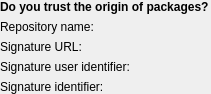
Qt form libapper/RepoSig.ui (KDE/apper) before a commit.
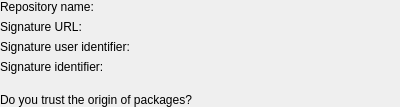
The same form after that commit.

Patch:
```diff
--- a/libapper/RepoSig.ui
+++ b/libapper/RepoSig.ui
@@ -6,8 +6,8 @@
    <rect>
     <x>0</x>
     <y>0</y>
-    <width>211</width>
-    <height>93</height>
+    <width>400</width>
+    <height>107</height>
    </rect>
   </property>
   <property name="windowTitle">
@@ -17,21 +17,21 @@
    <property name="margin">
     <number>0</number>
    </property>
-   <item row="0" column="0">
+   <item row="2" column="0">
     <widget class="QLabel" name="label">
-     <property name="font">
-      <font>
-       <weight>75</weight>
-       <bold>true</bold>
-      </font>
-     </property>
      <property name="text">
       <string>Do you trust the origin of packages?</string>
      </property>
+     <property name="margin">
+      <number>5</number>
+     </property>
     </widget>
    </item>
-   <item row="1" column="0">
+   <item row="0" column="0">
     <layout class="QFormLayout" name="formLayout">
+     <property name="fieldGrowthPolicy">
+      <enum>QFormLayout::AllNonFixedFieldsGrow</enum>
+     </property>
      <property name="rowWrapPolicy">
       <enum>QFormLayout::WrapLongRows</enum>
      </property>
@@ -56,6 +56,9 @@
          <verstretch>0</verstretch>
         </sizepolicy>
        </property>
+       <property name="wordWrap">
+        <bool>true</bool>
+       </property>
       </widget>
      </item>
      <item row="1" column="0">
@@ -79,6 +82,9 @@
          <verstretch>0</verstretch>
         </sizepolicy>
        </property>
+       <property name="wordWrap">
+        <bool>true</bool>
+       </property>
       </widget>
      </item>
      <item row="2" column="0">
@@ -102,6 +108,9 @@
          <verstretch>0</verstretch>
         </sizepolicy>
        </property>
+       <property name="wordWrap">
+        <bool>true</bool>
+       </property>
       </widget>
      </item>
      <item row="3" column="0">
@@ -125,10 +134,26 @@
          <verstretch>0</verstretch>
         </sizepolicy>
        </property>
+       <property name="wordWrap">
+        <bool>true</bool>
+       </property>
       </widget>
      </item>
     </layout>
    </item>
+   <item row="1" column="0">
+    <spacer name="verticalSpacer">
+     <property name="orientation">
+      <enum>Qt::Vertical</enum>
+     </property>
+     <property name="sizeHint" stdset="0">
+      <size>
+       <width>20</width>
+       <height>10</height>
+      </size>
+     </property>
+    </spacer>
+   </item>
   </layout>
  </widget>
  <resources/>
```
